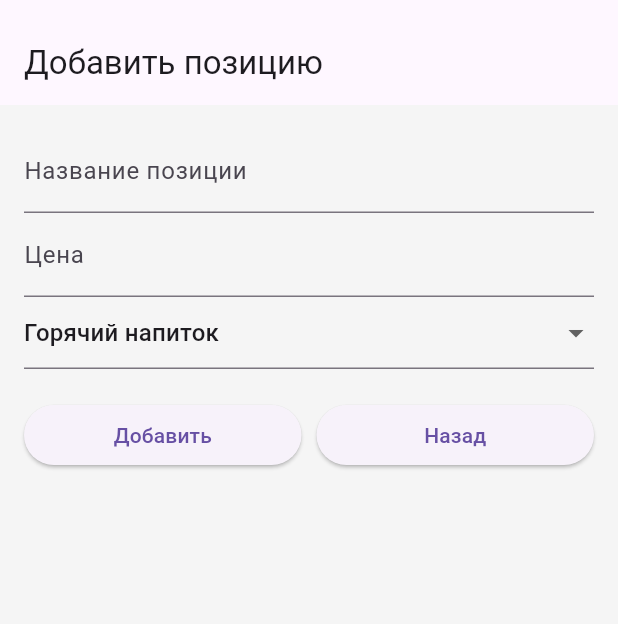
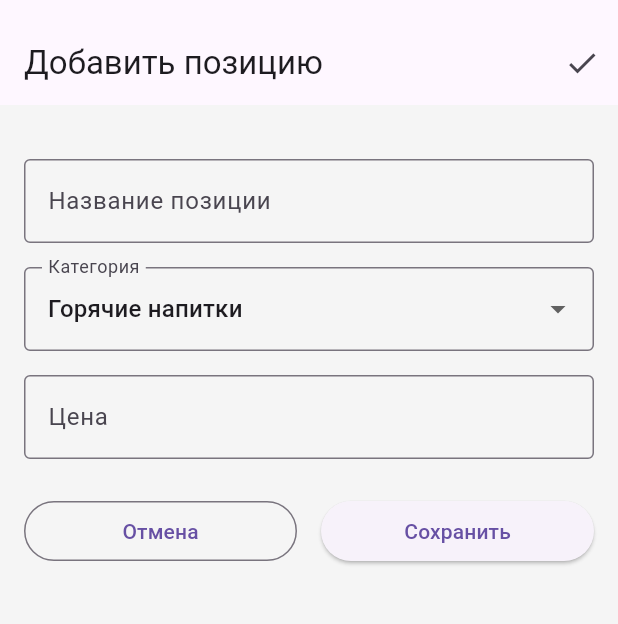
Before and after one commit to SychevOS/sychev_4p, a Flutter app: the screen it shows after launch, after a tap on the "add" icon, on a phone screen of 412 x 824 dp, the part 63-687 px from its top. Run offline on Flutter 3.47's test engine with Material 3 defaults, Android fonts, the phone set to English and light mode, and no system bars; our stand-ins replace cached_network_image; network calls fail.

Commit message:
Изменения в menu_form_screen.dart

```diff
--- a/lib/features/menu/screens/menu_form_screen.dart
+++ b/lib/features/menu/screens/menu_form_screen.dart
@@ -1,83 +1,98 @@
 import 'package:flutter/material.dart';
+import 'package:cached_network_image/cached_network_image.dart';
 
 class MenuItemFormScreen extends StatefulWidget {
-  final void Function(String name, String category, double price) onSave;
-  final void Function() onCancel;
+  final Function(String, String, double, String) onSave;
+  final VoidCallback onCancel;
 
   const MenuItemFormScreen({
+    super.key,
     required this.onSave,
     required this.onCancel,
-    super.key,
   });
 
   @override
   State<MenuItemFormScreen> createState() => _MenuItemFormScreenState();
 }
 
-
 class _MenuItemFormScreenState extends State<MenuItemFormScreen> {
   final _nameController = TextEditingController();
   final _priceController = TextEditingController();
-  String _selectedCategory = 'hot';
+  String _selectedCategory = 'Горячие напитки';
 
-  void _submit() {
-    final name = _nameController.text.trim();
-    final price = double.tryParse(_priceController.text.trim()) ?? 0.0;
-
-    if (name.isEmpty || price <= 0) return;
-
-    widget.onSave(name, _selectedCategory, price);
-  }
-
+  final List<String> _categories = [
+    'Горячие напитки',
+    'Холодные напитки',
+    'Выпечка',
+  ];
 
   @override
   Widget build(BuildContext context) {
     return Scaffold(
-      appBar: AppBar(title: const Text('Добавить позицию')),
+      appBar: AppBar(
+        title: const Text('Добавить позицию'),
+        actions: [
+          IconButton(
+            icon: const Icon(Icons.check),
+            onPressed: _saveItem,
+          ),
+        ],
+      ),
       body: Padding(
-        padding: const EdgeInsets.all(16.0),
-        child: Column(
+        padding: const EdgeInsets.all(16),
+        child: ListView(
           children: [
+            const SizedBox(height: 20),
             TextField(
               controller: _nameController,
               decoration: const InputDecoration(
                 labelText: 'Название позиции',
+                border: OutlineInputBorder(),
               ),
             ),
+            const SizedBox(height: 16),
+            DropdownButtonFormField<String>(
+              value: _selectedCategory,
+              decoration: const InputDecoration(
+                labelText: 'Категория',
+                border: OutlineInputBorder(),
+              ),
+              items: _categories.map((String category) {
+                return DropdownMenuItem<String>(
+                  value: category,
+                  child: Text(category),
+                );
+              }).toList(),
+              onChanged: (String? newValue) {
+                setState(() {
+                  _selectedCategory = newValue!;
+                });
+              },
+            ),
+            const SizedBox(height: 16),
             TextField(
               controller: _priceController,
               decoration: const InputDecoration(
                 labelText: 'Цена',
+                border: OutlineInputBorder(),
+                prefixText: '₽ ', // ЗАМЕНА НА РУБЛИ
               ),
-              keyboardType: TextInputType.number,
+              keyboardType: TextInputType.numberWithOptions(decimal: true),
             ),
-            DropdownButtonFormField<String>(
-              value: _selectedCategory,
-              items: const [
-                DropdownMenuItem(value: 'hot', child: Text('Горячий напиток')),
-                DropdownMenuItem(value: 'cold', child: Text('Холодный напиток')),
-                DropdownMenuItem(value: 'dessert', child: Text('Десерт')),
-              ],
-              onChanged: (value) {
-                setState(() {
-                  _selectedCategory = value!;
-                });
-              },
-            ),
-            const SizedBox(height: 20),
+            const SizedBox(height: 24),
             Row(
               children: [
                 Expanded(
-                  child: ElevatedButton(
-                    onPressed: _submit,
-                    child: const Text('Добавить'),
+                  child: OutlinedButton(
+                    onPressed: widget.onCancel,
+                    child: const Text('Отмена'),
                   ),
                 ),
-                const SizedBox(width: 10),
+                const SizedBox(width: 16),
                 Expanded(
                   child: ElevatedButton(
-                    onPressed: widget.onCancel,
-                    child: const Text('Назад'),
+                    onPressed: _saveItem,
+                    child: const Text('Сохранить'),
                   ),
                 ),
               ],
@@ -88,6 +103,26 @@ class _MenuItemFormScreenState extends State<MenuItemFormScreen> {
     );
   }
 
+  void _saveItem() {
+    final name = _nameController.text.trim();
+    final priceText = _priceController.text.trim();
+
+    if (name.isEmpty) {
+      ScaffoldMessenger.of(context).showSnackBar(
+        const SnackBar(content: Text('Введите название позиции')),
+      );
+      return;
+    }
+
+    final price = double.tryParse(priceText);
+    if (price == null || price <= 0) {
+      ScaffoldMessenger.of(context).showSnackBar(
+        const SnackBar(content: Text('Введите корректную цену')),
+      );
+      return;
+    }
+  }
+
   @override
   void dispose() {
     _nameController.dispose();
```
